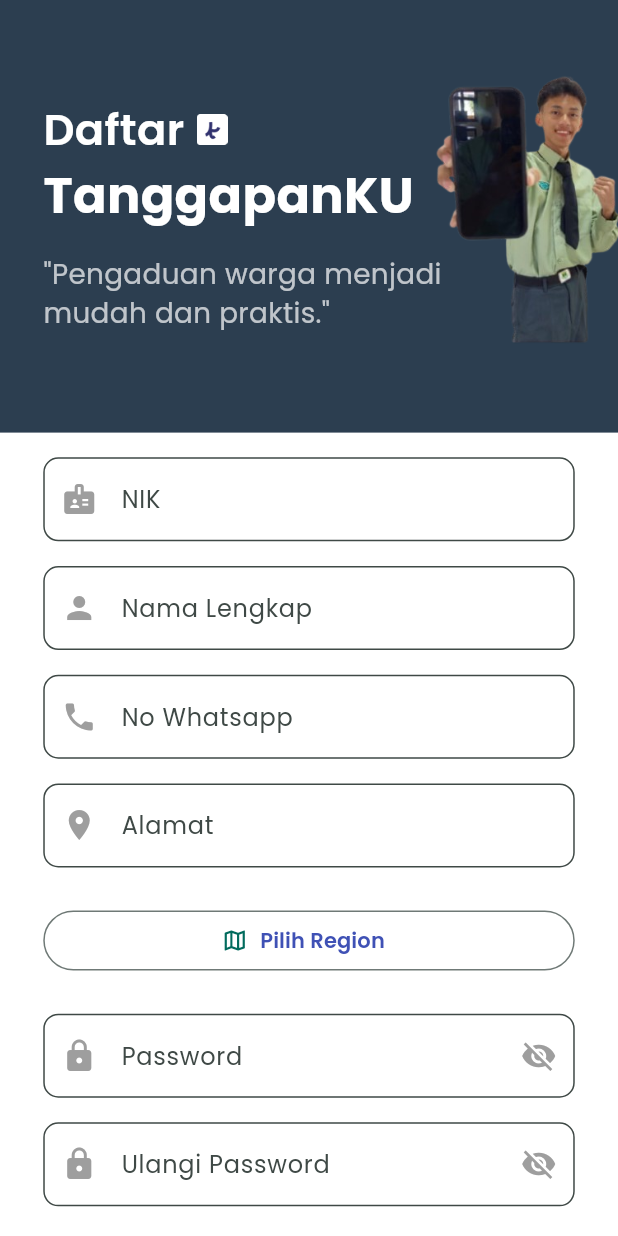
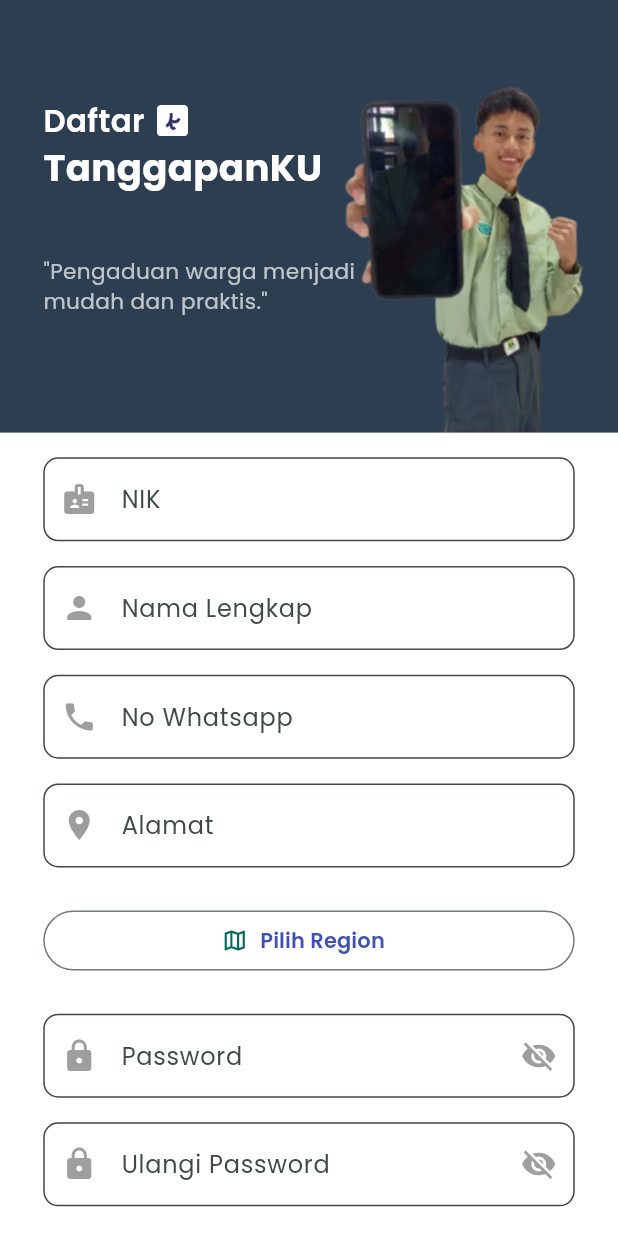
Before and after one commit to Kyzen2/TanggapanKu, a Flutter app: the RegisterPage screen opened directly, on a phone screen of 412 x 824 dp. Run offline on Flutter 3.47's test engine with Material 3 defaults, Android fonts, the light colour scheme and no system bars; our stand-ins replace carousel_slider, gap, google_fonts, image_picker, shared_preferences, timeago; missing offline and left inert: tutorial_coach_mark; accounts and stored records are empty.

Commit message:
merapikan page register

```diff
--- a/lib/main.dart
+++ b/lib/main.dart
@@ -26,7 +26,7 @@
         textTheme: GoogleFonts.poppinsTextTheme(),
         colorScheme: ColorScheme.fromSeed(seedColor: const Color(0xFF00B6A0)),
       ),
-      home: const SplashScreen(),
+      home: const RegisterPage(),
     );
   }
 }
--- a/lib/pages/register.dart
+++ b/lib/pages/register.dart
@@ -239,11 +239,11 @@
       child: Stack(
         children: [
           Positioned(
-            bottom: -h * 0.05,
-            right: -w * 0.1,
+            bottom: -h * 0.16,
+            right: -w * 0.07,
             child: Image.asset(
               'assets/egi.png',
-              height: h * 0.50,
+              height: h * 0.65,
               fit: BoxFit.fitHeight,
             ),
           ),
@@ -257,7 +257,7 @@
                     Text(
                       'Daftar',
                       style: GoogleFonts.poppins(
-                        fontSize: w * 0.07,
+                        fontSize: w * 0.05,
                         fontWeight: FontWeight.w600,
                         color: Colors.white,
                       ),
@@ -273,16 +273,16 @@
                 Text(
                   'TanggapanKU',
                   style: GoogleFonts.poppins(
-                    fontSize: w * 0.08,
+                    fontSize: w * 0.06,
                     fontWeight: FontWeight.bold,
                     color: Colors.white,
                   ),
                 ),
-                SizedBox(height: h * 0.02),
+                SizedBox(height: h * 0.05),
                 Text(
                   '"Pengaduan warga menjadi\nmudah dan praktis."',
                   style: GoogleFonts.poppins(
-                    fontSize: w * 0.045,
+                    fontSize: w * 0.035,
                     color: Colors.white70,
                     height: 1.4,
                   ),
```
